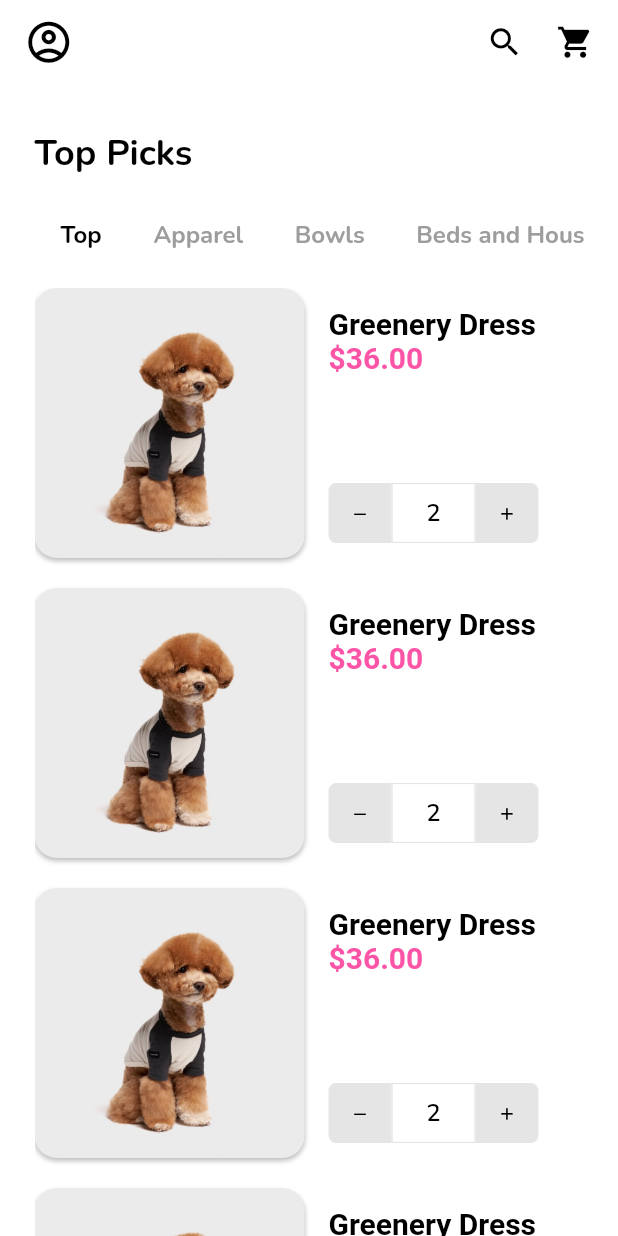
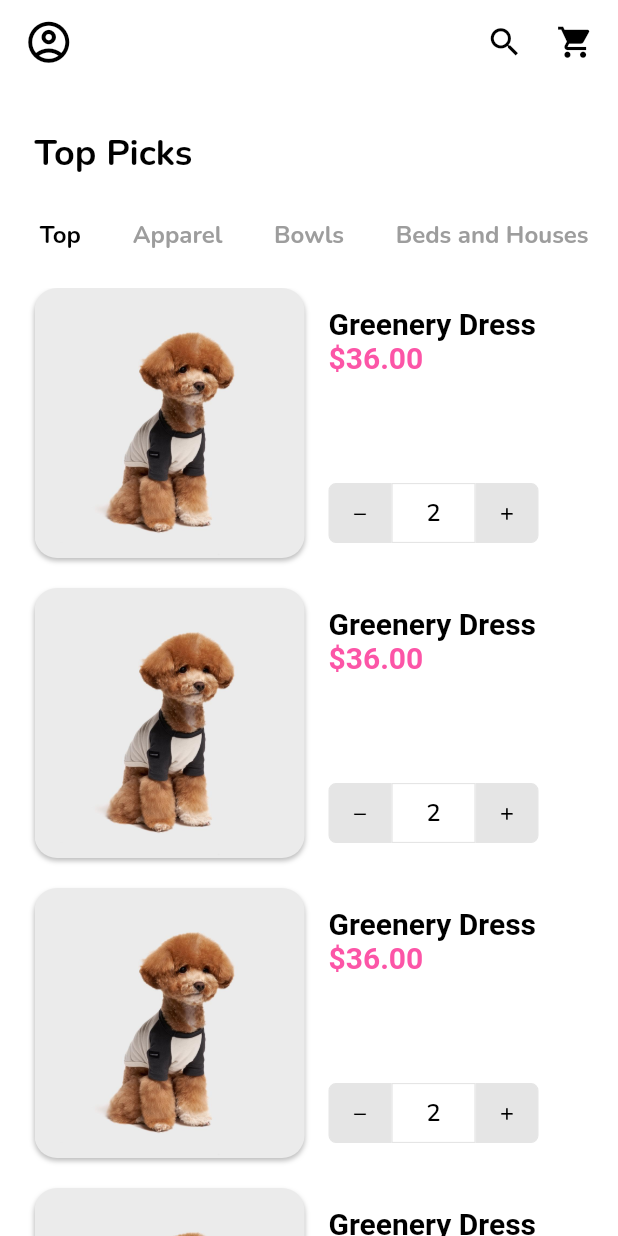
Before and after one commit to josh-umahi/the_basic_concept_app, a Flutter app: the screen it shows after launch, on a phone screen of 412 x 824 dp. Run offline on Flutter 3.47's test engine with Material 2 defaults, Android fonts, the phone set to English and light mode, and no system bars; our stand-ins replace bloc; Roboto replaces fonts that are missing (Avenir).

Commit message:
Fixed the Shop Screen Layout

```diff
--- a/lib/view/screens/shop/shop_screen.dart
+++ b/lib/view/screens/shop/shop_screen.dart
@@ -30,17 +30,24 @@ class ShopScreen extends StatelessWidget {
           AppBarSideSizedBox,
         ],
       ),
-      body: Padding(
-        padding: const EdgeInsets.symmetric(horizontal: ourPaddingHorizontal),
-        child: Column(
-          crossAxisAlignment: CrossAxisAlignment.start,
-          children: [
-            HeaderText("Top Picks"),
-            HeaderTabBar(),
-            SizedBox(height: 10),
-            SpecificProductsTab(),
-          ],
-        ),
+      body: Column(
+        crossAxisAlignment: CrossAxisAlignment.start,
+        children: [
+          Padding(
+            padding: const EdgeInsets.symmetric(
+              horizontal: ourPaddingHorizontal,
+            ),
+            child: HeaderText("Top Picks"),
+          ),
+          Padding(
+            padding: const EdgeInsets.symmetric(
+              horizontal: ourPaddingHorizontal * 0.4,
+            ),
+            child: HeaderTabBar(),
+          ),
+          SizedBox(height: 10),
+          SpecificProductsTab(),
+        ],
       ),
     );
   }
--- a/lib/view/screens/shop/widgets/shop_item.dart
+++ b/lib/view/screens/shop/widgets/shop_item.dart
@@ -1,5 +1,6 @@
 import 'package:flutter/material.dart';
 
+import '../../../../constant.dart';
 import '../../../global_widgets/custom_texts.dart';
 import '../../../global_widgets/item_quantity.dart';
 
@@ -9,6 +10,9 @@ class ShopItem extends StatelessWidget {
     return Container(
       width: double.infinity,
       margin: const EdgeInsets.only(bottom: 20),
+            padding: const EdgeInsets.symmetric(
+              horizontal: ourPaddingHorizontal,
+            ),
       child: Row(
         crossAxisAlignment: CrossAxisAlignment.start,
         children: [
```
